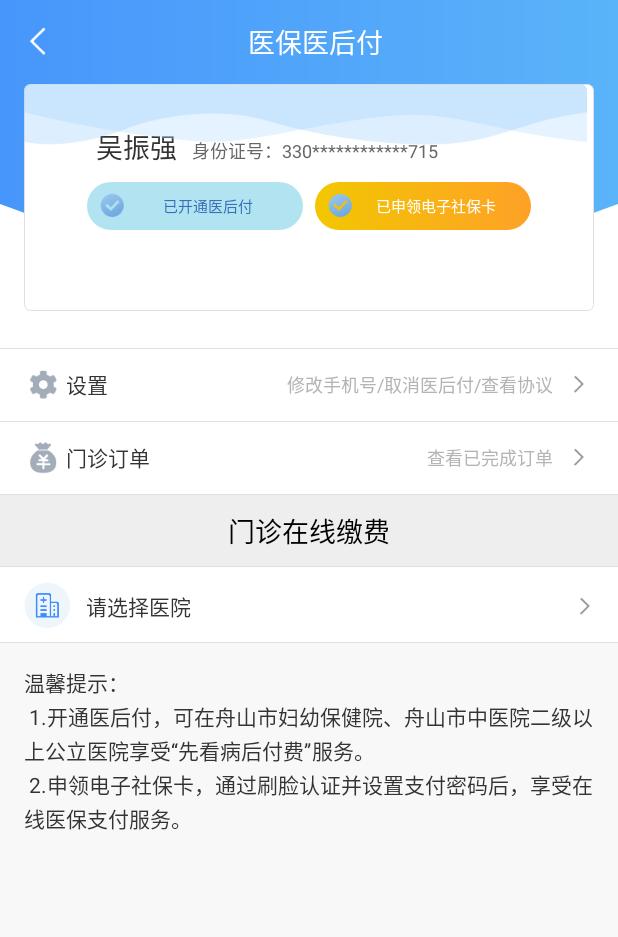
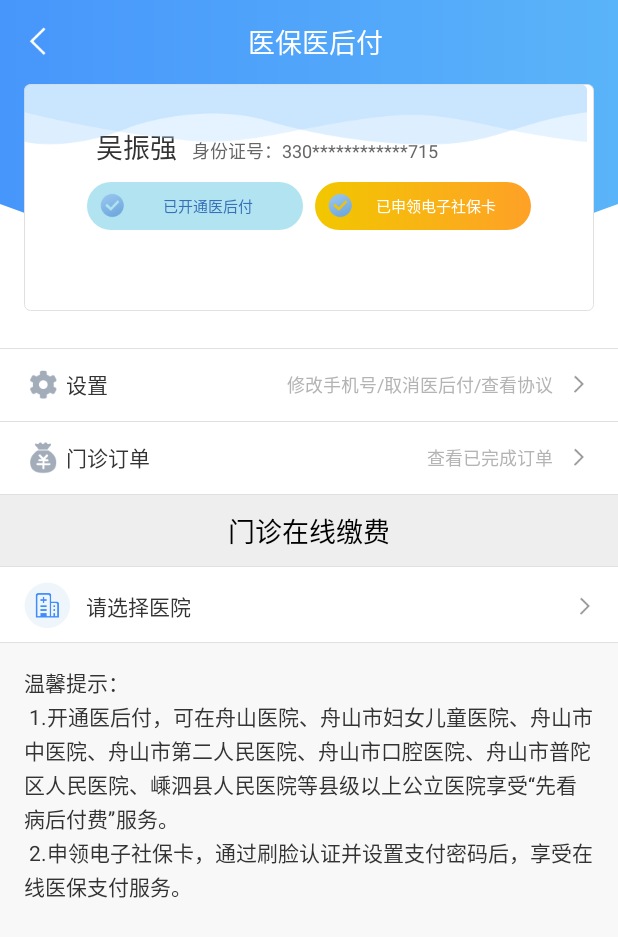
Before and after one commit to markfeng8/zhmsSdk, an Android app: the AfterPayHomeActivity screen opened directly, with no data from a screen before it, on a phone screen of 412 x 824 dp. Shown: the top 937 px of the screen. Run offline under Robolectric (Android 15) with nearby library versions, the phone set to English and light mode, and no system bars; our stand-ins replace RxJava; libraries missing offline, so code that uses them is left out: com.jakewharton.rxbinding2, com.orhanobut.logger; 7 statements that could not run were skipped.

Commit message:
以后付温馨提示修改

```diff
--- a/library/src/main/res/values/strings.xml
+++ b/library/src/main/res/values/strings.xml
@@ -116,7 +116,7 @@
 五.本协议在您同意后生效，并为您启用“医后付”服务。\n
 </string>
     <string name="wonders_after_pay_home_notice">温馨提示：\n
-        1.开通医后付，可在舟山市妇幼保健院、舟山市中医院二级以上公立医院享受“先看病后付费”服务。\n
+        1.开通医后付，可在舟山医院、舟山市妇女儿童医院、舟山市中医院、舟山市第二人民医院、舟山市口腔医院、舟山市普陀区人民医院、嵊泗县人民医院等县级以上公立医院享受“先看病后付费”服务。\n
         2.申领电子社保卡，通过刷脸认证并设置支付密码后，享受在线医保支付服务。</string>
     <string name="wonders_group_select_pay_type">选择支付方式</string>
     <string name="wonders_group_personal_pay_back_notice">确定要放弃医保部分支付吗？放弃支付不会取消订单，如果要继续支付请至未完成订单中进行。30分钟内未完成，现金部分将原路返回。</string>
```
